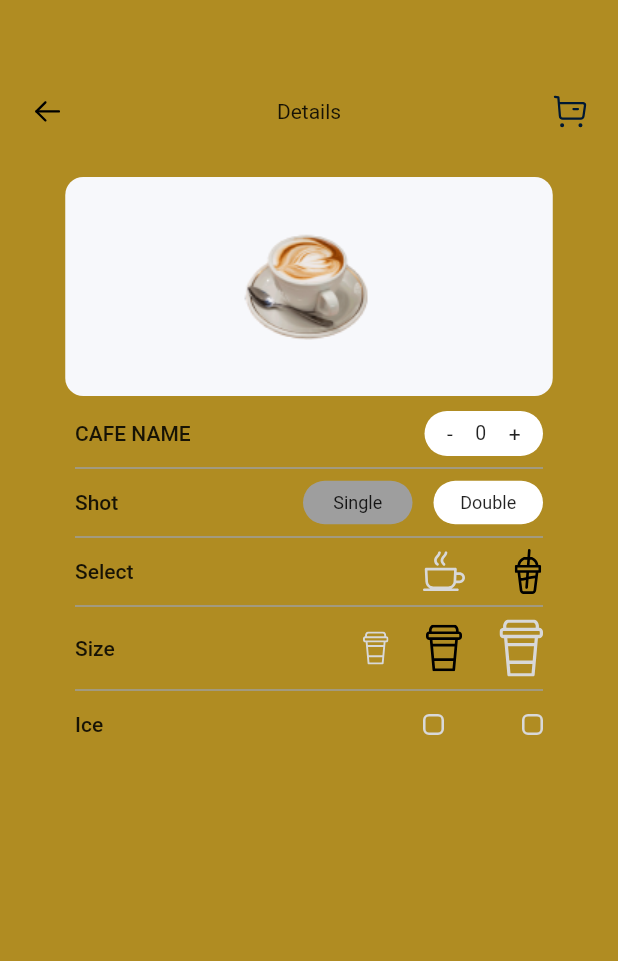
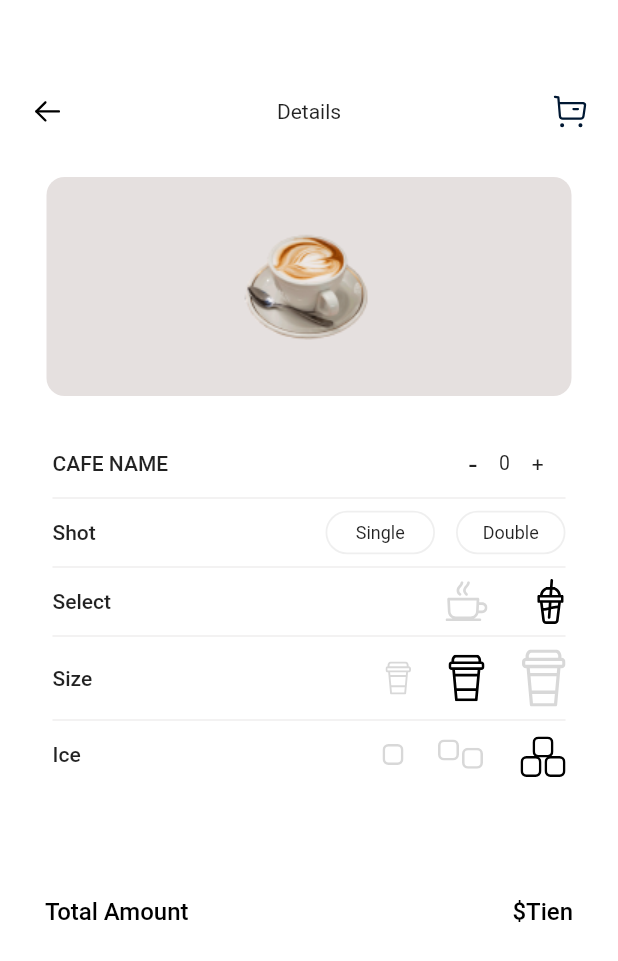
Before and after one commit to duyan222000/CoffeeBookingApp, a Flutter app: the screen it shows after launch, on a phone screen of 412 x 824 dp. Shown: the top 961 px of the screen. Run offline on Flutter 3.47's test engine with Material 2 defaults, Android fonts, the phone set to English and light mode, and no system bars; our stand-ins replace flutter_svg.

Commit message:
almost finish

```diff
--- a/lib/component/details/amount_row.dart
+++ b/lib/component/details/amount_row.dart
@@ -32,7 +32,13 @@ class AmountRow extends StatelessWidget {
                   onTap: () {
                     quantity.decreaseQuantity();
                   },
-                  child: const Text('-'),
+                  child: const Text(
+                    '-',
+                    style: TextStyle(
+                      fontFamily: "Poppins",
+                      fontSize: 20,
+                    ),
+                  ),
                 ),
                 Text(
                   '${quantity.quantity}',
--- /dev/null
+++ b/lib/component/details/details_total_cast.dart
@@ -0,0 +1,31 @@
+import 'package:flutter/material.dart';
+
+class TotalCast extends StatelessWidget {
+  const TotalCast({super.key});
+  @override
+  Widget build(BuildContext context) {
+    final cash = '\$' + 'Tien';
+    return Row(
+      mainAxisAlignment: MainAxisAlignment.spaceBetween,
+      crossAxisAlignment: CrossAxisAlignment.center,
+      children: <Widget>[
+        Text(
+          'Total Amount',
+          style: TextStyle(
+            fontFamily: "Poppins",
+            fontSize: 16,
+            fontWeight: FontWeight.w500,
+            color: Colors.black,
+          ),
+        ),
+        Text(cash,
+            style: TextStyle(
+              fontFamily: "Poppins",
+              fontSize: 16,
+              fontWeight: FontWeight.w500,
+              color: Colors.black,
+            ))
+      ],
+    );
+  }
+}
--- a/lib/component/details/ice_row.dart
+++ b/lib/component/details/ice_row.dart
@@ -1,34 +1,65 @@
+import 'package:cinema_showtime_selection/component/details/stupid_ice_cube.dart';
+import 'package:cinema_showtime_selection/controllers/coffee_options.dart';
 import 'package:flutter/material.dart';
 import 'package:flutter_svg/flutter_svg.dart';
+import 'package:provider/provider.dart';
 
 class IceSelect extends StatelessWidget {
   const IceSelect({super.key});
 
   @override
   Widget build(BuildContext context) {
+    final iceChoice = Provider.of<IceOption>(context);
     return Row(
       mainAxisAlignment: MainAxisAlignment.spaceBetween,
       crossAxisAlignment: CrossAxisAlignment.center,
       children: <Widget>[
         const Text(
           'Ice',
-          style: const TextStyle(
+          style: TextStyle(
               fontFamily: "Poppins", fontSize: 14, fontWeight: FontWeight.w500),
         ),
         Container(
-            width: 80,
+            width: 130,
             height: 30,
             child: Row(
               mainAxisAlignment: MainAxisAlignment.spaceBetween,
               crossAxisAlignment: CrossAxisAlignment.center,
               children: [
                 GestureDetector(
-                  onTap: () {},
-                  child: SvgPicture.asset("assets/svgs/ice1.svg"),
+                  onTap: () {
+                    iceChoice.leastAmount();
+                  },
+                  child: SizedBox(
+                      width: 30,
+                      child: iceChoice.leastIce
+                          ? SvgPicture.asset("assets/svgs/ice_cube.svg")
+                          : SvgPicture.asset(
+                              "assets/svgs/ice_cube_disable.svg")),
                 ),
                 GestureDetector(
-                    onTap: () {},
-                    child: SvgPicture.asset("assets/svgs/ice1.svg")),
+                  onTap: () {
+                    iceChoice.mediumAmount();
+                  },
+                  child: Container(
+                    width: 40,
+                    child: iceChoice.mediumIce
+                        ? twoCube(context)
+                        : twoCubeDisable(context),
+                    padding: EdgeInsets.only(right: 10),
+                  ),
+                ),
+                GestureDetector(
+                  onTap: () {
+                    iceChoice.mostAmount();
+                  },
+                  child: SizedBox(
+                    width: 30,
+                    child: iceChoice.mostIce
+                        ? threeCube(context)
+                        : threeCubeDisable(context),
+                  ),
+                )
               ],
             ))
       ],
--- a/lib/component/details/shot_row.dart
+++ b/lib/component/details/shot_row.dart
@@ -32,8 +32,13 @@ class ShotRow extends StatelessWidget {
                     width: 73,
                     height: 29,
                     decoration: BoxDecoration(
-                        color:
-                            shotChose.singleShot ? Colors.white : Colors.grey,
+                        border: Border.all(
+                          color: Color.fromRGBO(216, 216, 216, 0.40),
+                          width: 1.2,
+                        ),
+                        color: shotChose.singleShot
+                            ? Color.fromRGBO(216, 216, 216, 0.40)
+                            : Colors.white,
                         borderRadius: BorderRadius.circular(50)),
                     child: Center(
                       child: const Text(
@@ -51,8 +56,13 @@ class ShotRow extends StatelessWidget {
                     width: 73,
                     height: 29,
                     decoration: BoxDecoration(
-                        color:
-                            shotChose.singleShot ? Colors.grey : Colors.white,
+                        border: Border.all(
+                          color: Color.fromRGBO(216, 216, 216, 0.40),
+                          width: 1.2,
+                        ),
+                        color: shotChose.doubleShot
+                            ? Color.fromRGBO(216, 216, 216, 0.40)
+                            : Colors.white,
                         borderRadius: BorderRadius.circular(50)),
                     child: Center(
                       child: const Text(
--- a/lib/component/details/size_row.dart
+++ b/lib/component/details/size_row.dart
@@ -1,11 +1,14 @@
+import 'package:cinema_showtime_selection/controllers/coffee_options.dart';
 import 'package:flutter/material.dart';
 import 'package:flutter_svg/flutter_svg.dart';
+import 'package:provider/provider.dart';
 
 class SizeSelect extends StatelessWidget {
   const SizeSelect({super.key});
 
   @override
   Widget build(BuildContext context) {
+    final size = Provider.of<SizeOption>(context);
     return Row(
       mainAxisAlignment: MainAxisAlignment.spaceBetween,
       crossAxisAlignment: CrossAxisAlignment.center,
@@ -23,16 +26,28 @@ class SizeSelect extends StatelessWidget {
               crossAxisAlignment: CrossAxisAlignment.center,
               children: [
                 GestureDetector(
-                  onTap: () {},
-                  child: SvgPicture.asset("assets/svgs/size_small.svg"),
+                  onTap: () {
+                    size.chooseSmall();
+                  },
+                  child: size.small
+                      ? SvgPicture.asset("assets/svgs/size_small_choose.svg")
+                      : SvgPicture.asset("assets/svgs/size_small.svg"),
                 ),
                 GestureDetector(
-                  onTap: () {},
-                  child: SvgPicture.asset("assets/svgs/size_medium.svg"),
+                  onTap: () {
+                    size.chooseMedium();
+                  },
+                  child: size.medium
+                      ? SvgPicture.asset("assets/svgs/size_medium_choose.svg")
+                      : SvgPicture.asset("assets/svgs/size_medium.svg"),
                 ),
                 GestureDetector(
-                  onTap: () {},
-                  child: SvgPicture.asset("assets/svgs/size_big.svg"),
+                  onTap: () {
+                    size.chooseBig();
+                  },
+                  child: size.big
+                      ? SvgPicture.asset("assets/svgs/size_big_choose.svg")
+                      : SvgPicture.asset("assets/svgs/size_big.svg"),
                 ),
               ],
             ))
--- /dev/null
+++ b/lib/component/details/stupid_ice_cube.dart
@@ -0,0 +1,123 @@
+import 'package:flutter/material.dart';
+import 'package:flutter_svg/flutter_svg.dart';
+
+// return Stack(
+//   children: <Widget>[
+//     Container(
+//       width: 40,
+//       height: 40,
+//       padding: const EdgeInsets.only(right: 10, top: 10),
+//       child: Align(
+//         alignment: Alignment.topLeft,
+//         child: SvgPicture.asset("assets/svgs/ice1.svg"),
+//       ),
+//     ),
+//     Container(
+//       padding: const EdgeInsets.only(left: 15, top: 10),
+//       child: Align(
+//         alignment: Alignment.centerRight,
+//         child: SvgPicture.asset("assets/svgs/ice1.svg"),
+//       ),
+//     ),
+//   ],
+// );
+
+Widget twoCube(BuildContext context) {
+  return Stack(
+    children: <Widget>[
+      Container(
+        // width: 40,
+        // height: 40,
+        padding: const EdgeInsets.only(right: 10, top: 5),
+        child: Align(
+          alignment: Alignment.topLeft,
+          child: SvgPicture.asset("assets/svgs/ice_cube.svg"),
+        ),
+      ),
+      Container(
+        padding: const EdgeInsets.only(left: 15, top: 5),
+        child: Align(
+          alignment: Alignment.centerRight,
+          child: SvgPicture.asset("assets/svgs/ice_cube.svg"),
+        ),
+      ),
+    ],
+  );
+}
+
+Widget twoCubeDisable(BuildContext context) {
+  return Stack(
+    children: <Widget>[
+      Container(
+        padding: const EdgeInsets.only(right: 10, top: 5),
+        child: Align(
+          alignment: Alignment.topLeft,
+          child: SvgPicture.asset("assets/svgs/ice_cube_disable.svg"),
+        ),
+      ),
+      Container(
+        padding: const EdgeInsets.only(left: 15, top: 5),
+        child: Align(
+          alignment: Alignment.centerRight,
+          child: SvgPicture.asset("assets/svgs/ice_cube_disable.svg"),
+        ),
+      ),
+    ],
+  );
+}
+
+Widget threeCube(BuildContext context) {
+  return Stack(
+    children: <Widget>[
+      Container(
+        padding: const EdgeInsets.only(right: 10, top: 5),
+        child: Align(
+          alignment: Alignment.bottomLeft,
+          child: SvgPicture.asset("assets/svgs/ice_cube.svg"),
+        ),
+      ),
+      Container(
+        padding: const EdgeInsets.only(left: 15, top: 5),
+        child: Align(
+          alignment: Alignment.bottomRight,
+          child: SvgPicture.asset("assets/svgs/ice_cube.svg"),
+        ),
+      ),
+      Container(
+        padding: const EdgeInsets.only(bottom: 10),
+        child: Align(
+          alignment: Alignment.center,
+          child: SvgPicture.asset("assets/svgs/ice_cube.svg"),
+        ),
+      ),
+    ],
+  );
+}
+
+Widget threeCubeDisable(BuildContext context) {
+  return Stack(
+    children: <Widget>[
+      Container(
+        padding: const EdgeInsets.only(right: 10, top: 10),
+        child: Align(
+          alignment: Alignment.bottomLeft,
+          child: SvgPicture.asset("assets/svgs/ice_cube_disable.svg"),
+        ),
+      ),
+      Container(
+        padding: const EdgeInsets.only(left: 15, top: 10),
+        child: Align(
+          alignment: Alignment.bottomRight,
+          child: SvgPicture.asset("assets/svgs/ice_cube_disable.svg"),
+        ),
+      ),
+      Container(
+        padding: const EdgeInsets.only(bottom: 10),
+        child: Align(
+          alignment: Alignment.center,
+          child: SvgPicture.asset("assets/svgs/ice_cube_disable.svg"),
+        ),
+      ),
+    ],
+  );
+}
--- a/lib/controllers/coffee_options.dart
+++ b/lib/controllers/coffee_options.dart
@@ -17,15 +17,19 @@ class QuantityOption with ChangeNotifier {
 
 class ShotOption with ChangeNotifier {
   bool _singleShot = false;
+  bool _doubleShot = false;
 
   bool get singleShot => _singleShot;
+  bool get doubleShot => _doubleShot;
   void chooseSingleShot() {
     _singleShot = true;
+    _doubleShot = false;
     notifyListeners();
   }
 
   void chooseDoubleShot() {
     _singleShot = false;
+    _doubleShot = true;
     notifyListeners();
   }
 }
@@ -47,7 +51,7 @@ class TempOption with ChangeNotifier {
 
 class SizeOption with ChangeNotifier {
   bool _small = false;
-  bool _medium = false;
+  bool _medium = true;
   bool _big = false;
 
   bool get small => _small;
@@ -78,7 +82,7 @@ class SizeOption with ChangeNotifier {
 class IceOption with ChangeNotifier {
   bool _leastAmount = false;
   bool _mediumAmount = false;
-  bool _mostAmount = false;
+  bool _mostAmount = true;
 
   bool get leastIce => _leastAmount;
   bool get mediumIce => _mediumAmount;
--- a/lib/view/detail.dart
+++ b/lib/view/detail.dart
@@ -1,3 +1,4 @@
+import 'package:cinema_showtime_selection/component/details/details_total_cast.dart';
 import 'package:cinema_showtime_selection/component/details/ice_row.dart';
 import 'package:cinema_showtime_selection/component/details/navigation_bar.dart';
 import 'package:cinema_showtime_selection/component/details/amount_row.dart';
@@ -12,7 +13,7 @@ class CoffeeDetailOrder extends StatelessWidget {
   @override
   Widget build(BuildContext context) {
     return Scaffold(
-        backgroundColor: Color.fromARGB(255, 176, 140, 34),
+        backgroundColor: const Color(0xFFFFFFFF),
         body: Column(
           // mainAxisAlignment: MainAxisAlignment.center,
           crossAxisAlignment: CrossAxisAlignment.center,
@@ -22,12 +23,12 @@ class CoffeeDetailOrder extends StatelessWidget {
               child: NavigationBarDetail(),
             ),
             Padding(
-              padding: const EdgeInsets.only(top: 20.0, bottom: 10),
+              padding: const EdgeInsets.only(top: 20.0, bottom: 30),
               child: Container(
                 decoration: const BoxDecoration(
-                    color: Color(0xFFF7F8FB),
+                    color: Color.fromRGBO(229, 224, 223, 1),
                     borderRadius: BorderRadius.all(Radius.circular(12))),
-                width: 325,
+                width: 350,
                 height: 146,
                 child: ClipRRect(
                     borderRadius: BorderRadius.circular(10),
@@ -37,34 +38,44 @@ class CoffeeDetailOrder extends StatelessWidget {
                     )),
               ),
             ),
-            Padding(
-              padding: const EdgeInsets.only(left: 50, right: 50),
+            const Padding(
+              padding: const EdgeInsets.only(left: 35, right: 35),
               child: Column(
                   mainAxisAlignment: MainAxisAlignment.spaceAround,
                   crossAxisAlignment: CrossAxisAlignment.center,
                   children: <Widget>[
                     AmountRow(),
                     Divider(
-                      color: Colors.grey,
-                      thickness: 1,
+                      color: Color.fromARGB(122, 188, 182, 182),
+                      thickness: 0.5,
                     ),
                     ShotRow(),
                     Divider(
-                      color: Colors.grey,
-                      thickness: 1,
+                      color: Color.fromARGB(122, 188, 182, 182),
+                      thickness: 0.5,
                     ),
                     SelectTypeRow(),
                     Divider(
-                      color: Colors.grey,
-                      thickness: 1,
+                      color: Color.fromARGB(122, 188, 182, 182),
+                      thickness: 0.5,
                     ),
                     SizeSelect(),
                     Divider(
-                      color: Colors.grey,
-                      thickness: 1,
+                      color: Color.fromARGB(122, 188, 182, 182),
+                      thickness: 0.5,
                     ),
-                    IceSelect()
+                    IceSelect(),
                   ]),
+            ),
+            Padding(
+              padding: const EdgeInsets.only(
+                  left: 30, right: 30, bottom: 20, top: 80),
+              child: TotalCast(),
+            ),
+            Container(
+              decoration: BoxDecoration(
+                  color: Color.fromARGB(248, 50, 74, 89),
+                  borderRadius: BorderRadius.all(Radius.circular(30))),
             )
           ],
         )
```
Also changed, not shown: pubspec.yaml (+7 -8 lines), assets/svgs/ice3.svg (deleted), assets/svgs/ice_cube.svg, assets/svgs/ice_cube_disable.svg (renamed from assets/svgs/ice2.svg), assets/svgs/size_big_choose.svg, assets/svgs/size_medium.svg, assets/svgs/size_medium_choose.svg (added), assets/svgs/size_small_choose.svg (added).
